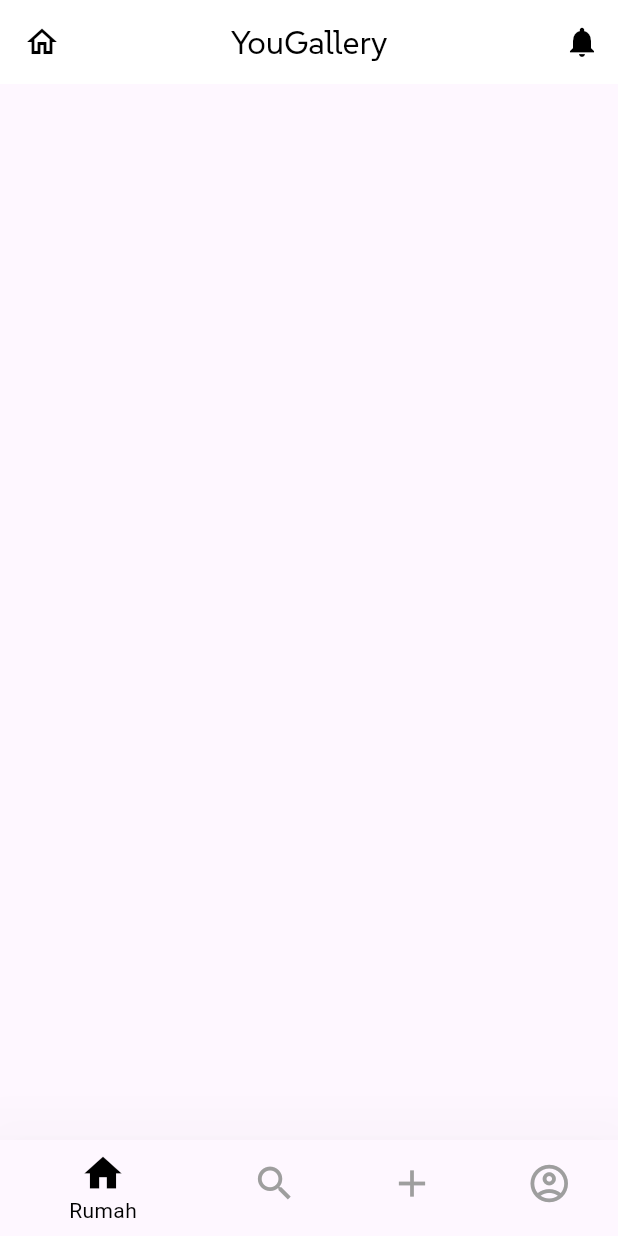
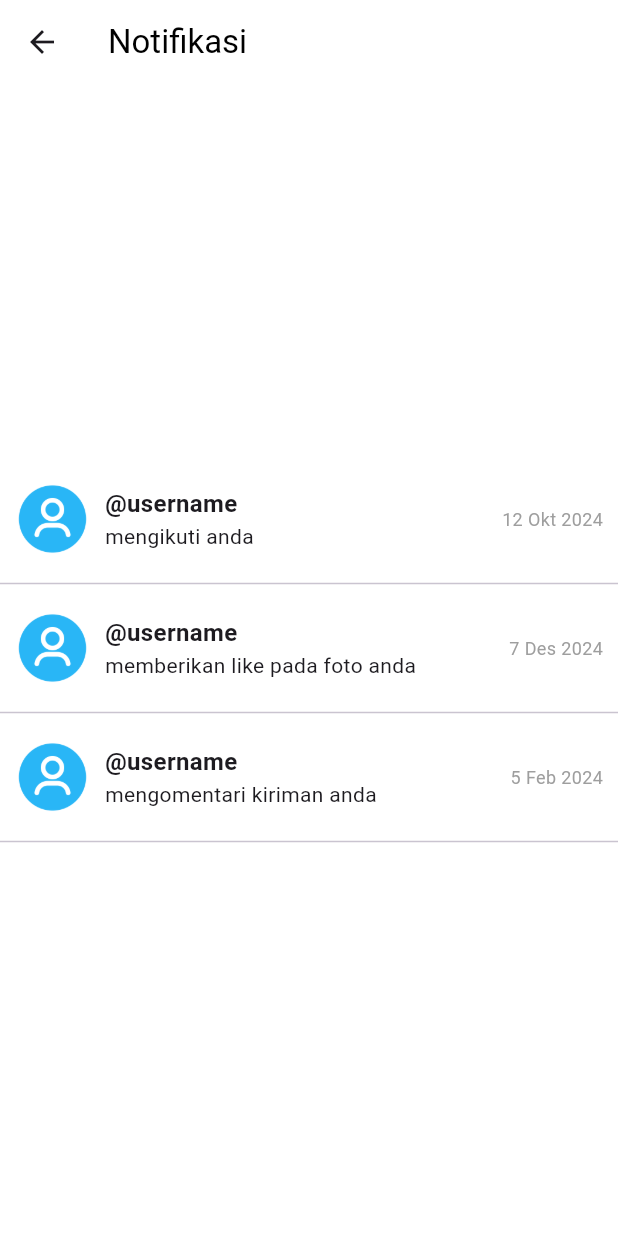
Before and after one commit to yosiasp/mobile_prog_kel6, a Flutter app: the screen it shows once a user with an empty profile is signed in, after a tap on the "notifications" icon, on a phone screen of 412 x 824 dp. Run offline on Flutter 3.47's test engine with Material 3 defaults, Android fonts, the phone set to English and light mode, and no system bars; our stand-ins replace cloud_firestore, firebase_auth, firebase_core, image_picker; accounts and stored records are empty; network calls fail.

Commit message:
new change email, username, delete account, and notifications screen

```diff
--- a/lib/screens/home.dart
+++ b/lib/screens/home.dart
@@ -1,4 +1,5 @@
 import 'package:flutter/material.dart';
+import 'notifications.dart';
 
 class Home extends StatefulWidget {
   const Home({super.key, this.onTap});
@@ -27,7 +28,15 @@ class _HomeState extends State<Home> {
         actions: [
           IconButton(
             icon: const Icon(Icons.notifications, size: 24, color: Colors.black),
-            onPressed: () {
+            onPressed: ()
+            {
+              Navigator.push(
+                context,
+                MaterialPageRoute(
+                  builder: (context) =>
+                    const Notifications(),
+                ),
+              );
 
             },
 
--- a/lib/screens/login.dart
+++ b/lib/screens/login.dart
@@ -111,7 +111,7 @@ class _LoginState extends State<Login> {
                   // Email Field
                   MyTextField(
                       controller: emailController,
-                      hintText: 'Username',
+                      hintText: 'Email',
                       obscureText: false),
 
                   const SizedBox(height: 10),
@@ -170,6 +170,7 @@ class _LoginState extends State<Login> {
                           'Lupa Kata Sandi',
                           style: TextStyle(
                             fontFamily: 'Roboto',
+                            fontSize: 24,
                             color: Color(0xFF4285F4),
                             fontWeight: FontWeight.bold,
                           ),
--- /dev/null
+++ b/lib/screens/notifications.dart
@@ -0,0 +1,119 @@
+import 'package:flutter/material.dart';
+
+class Notifications extends StatefulWidget {
+  const Notifications({super.key});
+
+  @override
+  State<Notifications> createState() => _NotificationsState();
+}
+
+class _NotificationsState extends State<Notifications> {
+
+  // Notifications Content Example
+  final List<Map<String, String>> notifications = [
+    {
+      'username': '@username',
+      'description': 'mengikuti anda',
+      'date': '12 Okt 2024',
+      'profile': 'assets/account.png'
+    },
+    {
+      'username': '@username',
+      'description': 'memberikan like pada foto anda',
+      'date': '7 Des 2024',
+      'profile': 'assets/account.png'
+    },
+    {
+      'username': '@username',
+      'description': 'mengomentari kiriman anda',
+      'date': '5 Feb 2024',
+      'profile': 'assets/account.png'
+    },
+  ];
+
+  @override
+  Widget build(BuildContext context) {
+    return Scaffold(
+      backgroundColor: const Color(0xFFFFFFFF),
+      appBar: AppBar(
+        backgroundColor: Colors.white,
+        elevation: 0,
+        leading: IconButton(
+          icon: const Icon(Icons.arrow_back),
+          onPressed: () {
+            Navigator.pop(context); // Go Back To The Recent Screen
+          },
+        ),
+        title: const Text(
+          'Notifikasi',
+          style: TextStyle(
+              fontSize: 22, fontFamily: 'Roboto', color: Colors.black),
+        ),
+      ),
+      body: SafeArea(
+        child: Center(
+          child: SingleChildScrollView(
+            child: Column(
+              children: [
+                // Loop to build each notification widget
+                for (var notification in notifications) ...[
+                  Padding(
+                    padding: const EdgeInsets.all(10.0),
+                    child: Row(
+                      crossAxisAlignment: CrossAxisAlignment.center,
+                      children: [
+                        // Profile Picture
+                        Container(
+                          width: 50,
+                          height: 50,
+                          decoration: BoxDecoration(
+                            shape: BoxShape.rectangle,
+                            borderRadius: BorderRadius.circular(8.0),
+                            image: DecorationImage(
+                              image: AssetImage(notification['profile']!),
+                              fit: BoxFit.cover,
+                            ),
+                          ),
+                        ),
+                        const SizedBox(width: 10),
+
+                        // Username and Description
+                        Expanded(
+                          child: Column(
+                            crossAxisAlignment: CrossAxisAlignment.start,
+                            children: [
+                              Text(
+                                notification['username']!,
+                                style: const TextStyle(
+                                    fontWeight: FontWeight.bold,
+                                    fontSize: 16,
+                                    fontFamily: 'Roboto'),
+                              ),
+                              Text(
+                                notification['description']!,
+                                style: const TextStyle(fontSize: 14),
+                              ),
+                            ],
+                          ),
+                        ),
+                        // Date
+                        Text(
+                          notification['date']!,
+                          style: const TextStyle(
+                            fontSize: 12,
+                            color: Colors.grey,
+                          ),
+                        ),
+                      ],
+                    ),
+                  ),
+                  const Divider(),
+                ],
+              ],
+            ),
+          ),
+        ),
+      ),
+    );
+  }
+}
```
Also changed, not shown: lib/screens/account_center.dart (+41 -34 lines), lib/screens/change_email.dart (added, +98 -0 lines), lib/screens/change_username.dart (added, +88 -0 lines), lib/screens/delete_account.dart (added, +104 -0 lines), pubspec.lock.
